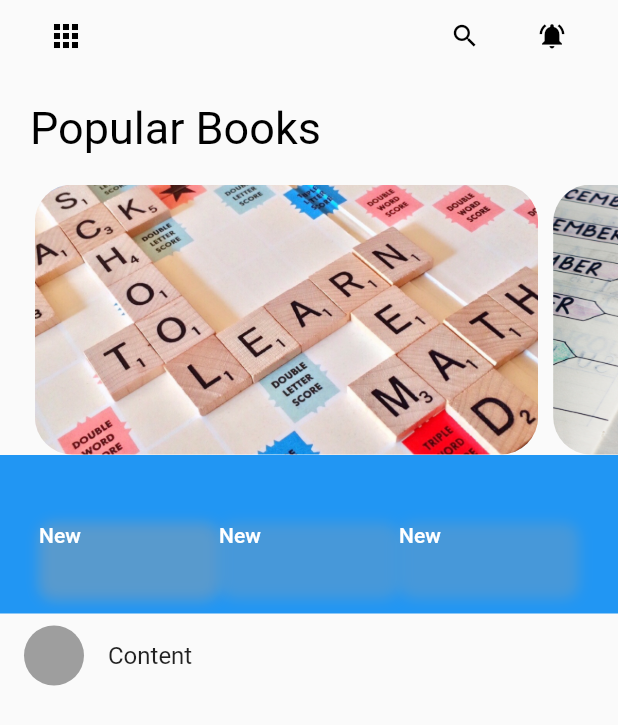
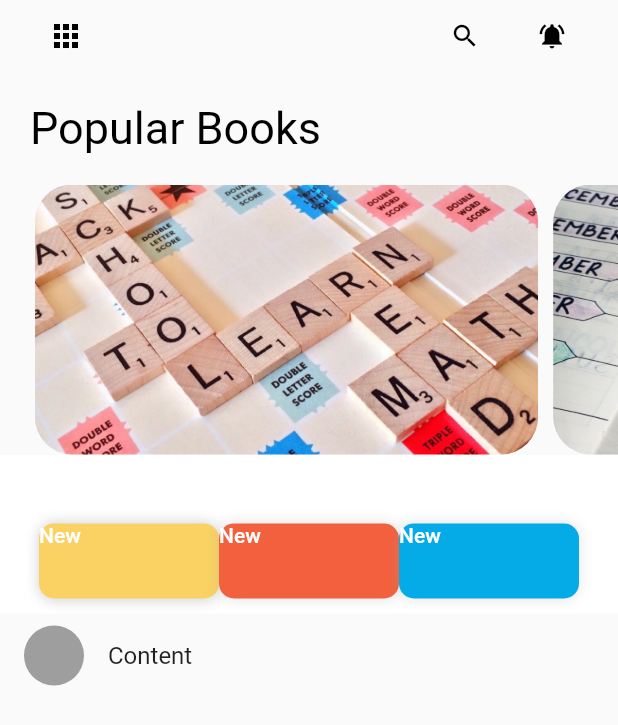
Before and after one commit to ENGR-WAJAHAT-AHMED/flutter_ebook_app, a Flutter app: the screen it shows after launch, on a phone screen of 412 x 824 dp. Shown: the top 725 px of the screen. Run offline on Flutter 3.47's test engine with Material 2 defaults, Android fonts, the phone set to English and light mode, and no system bars.

Commit message:
flutter ebook app ui update

```diff
--- a/lib/my_home_page.dart
+++ b/lib/my_home_page.dart
@@ -138,7 +138,9 @@ class _MyHomePageState extends State<MyHomePage>
                 return [
                   SliverAppBar(
                     pinned: true,
+                    backgroundColor: Colors.white,
                     bottom: PreferredSize(
+                        preferredSize: Size.fromHeight(50),
                         child: Container(
                           margin: EdgeInsets.all(8),
                           child: TabBar(
@@ -166,6 +168,7 @@ class _MyHomePageState extends State<MyHomePage>
                                 ),
                                 decoration: BoxDecoration(
                                     borderRadius: BorderRadius.circular(10),
+                                    color: AppColor.menu1Color,
                                     boxShadow: [
                                       BoxShadow(
                                         color: Colors.grey.withOpacity(0.3),
@@ -183,6 +186,7 @@ class _MyHomePageState extends State<MyHomePage>
                                 ),
                                 decoration: BoxDecoration(
                                     borderRadius: BorderRadius.circular(10),
+                                    color: AppColor.menu2Color,
                                     boxShadow: [
                                       BoxShadow(
                                         color: Colors.grey.withOpacity(0.3),
@@ -200,6 +204,7 @@ class _MyHomePageState extends State<MyHomePage>
                                 ),
                                 decoration: BoxDecoration(
                                     borderRadius: BorderRadius.circular(10),
+                                    color: AppColor.menu3Color,
                                     boxShadow: [
                                       BoxShadow(
                                         color: Colors.grey.withOpacity(0.3),
@@ -211,7 +216,7 @@ class _MyHomePageState extends State<MyHomePage>
                             ],
                           ),
                         ),
-                        preferredSize: Size.fromHeight(50)),
+                    ),
                   )
                 ];
               },
```
